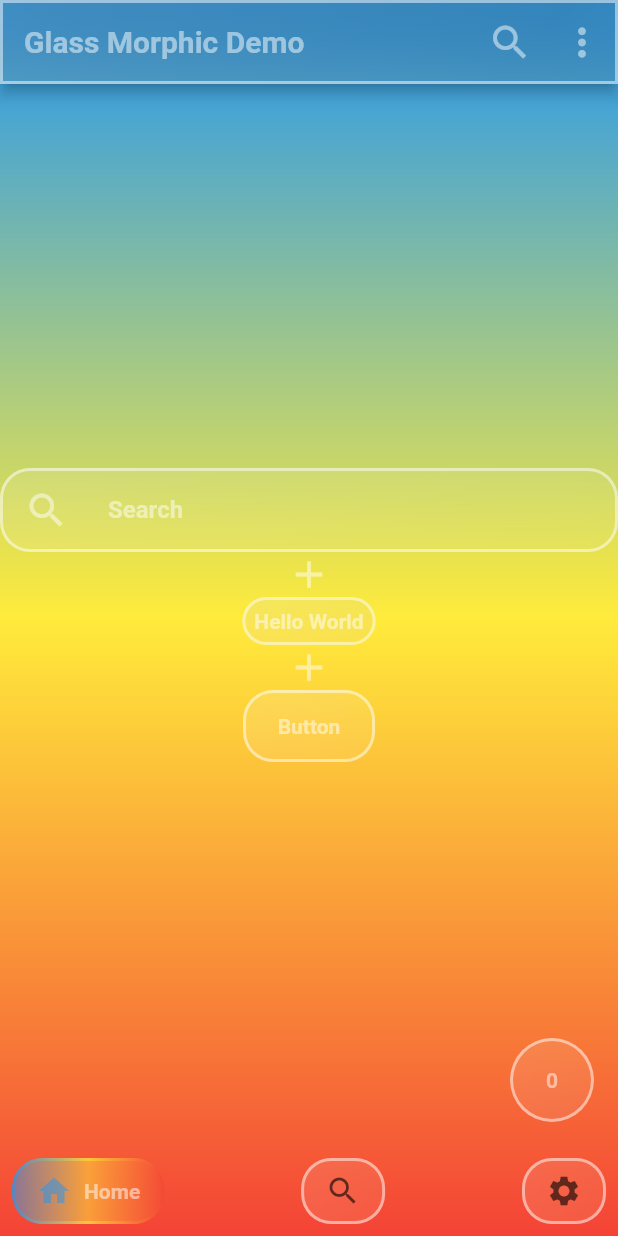
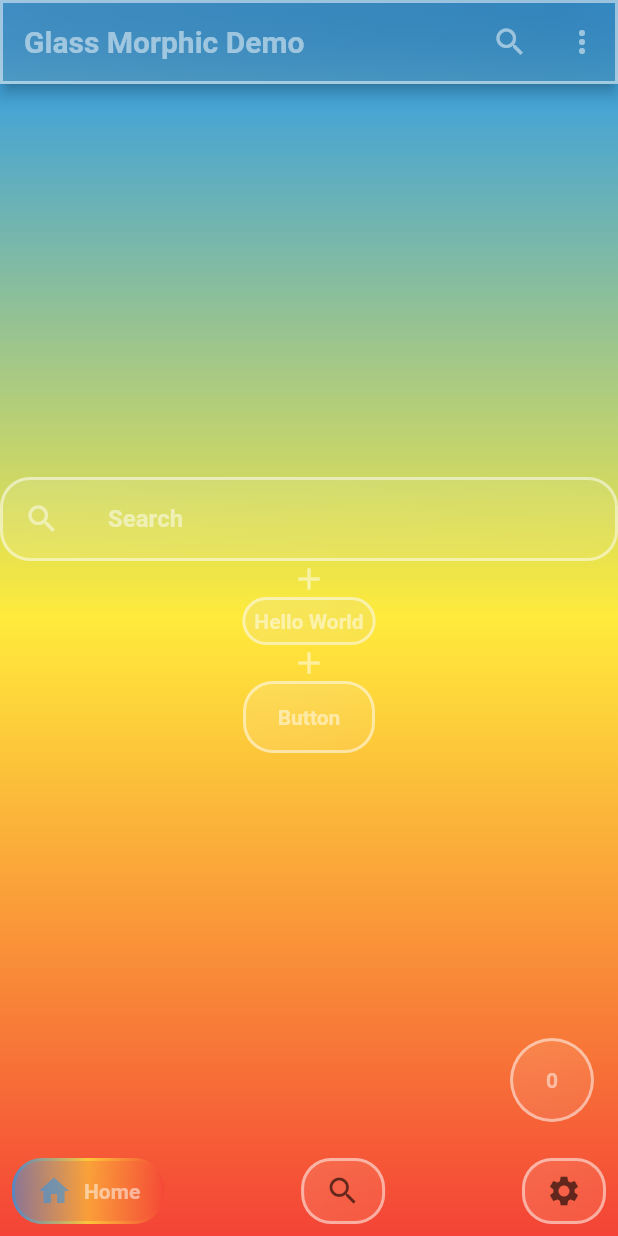
Before and after one commit to yama-yeah/glassmorphism_widgets, a Flutter app: the screen it shows after launch, on a phone screen of 412 x 824 dp. Run offline on Flutter 3.47's test engine with Material 2 defaults, Android fonts, the phone set to English and light mode, and no system bars.

Commit message:
fix:GlassIcon's missing parameter

```diff
--- a/lib/src/glass_icon.dart
+++ b/lib/src/glass_icon.dart
@@ -4,8 +4,10 @@ class GlassIcon extends StatelessWidget {
   final IconData icon;
   final Color? color;
   final double opacity;
+  final double? size;
 
-  const GlassIcon(this.icon, {Key? key, this.color, this.opacity = 0.5})
+  const GlassIcon(this.icon,
+      {Key? key, this.size, this.color, this.opacity = 0.5})
       : super(key: key);
 
   @override
@@ -16,7 +18,7 @@ class GlassIcon extends StatelessWidget {
       color: color != null
           ? color!.withOpacity(opacity)
           : Colors.white.withOpacity(opacity),
-      size: 30,
+      size: size,
     );
   }
 }
```
